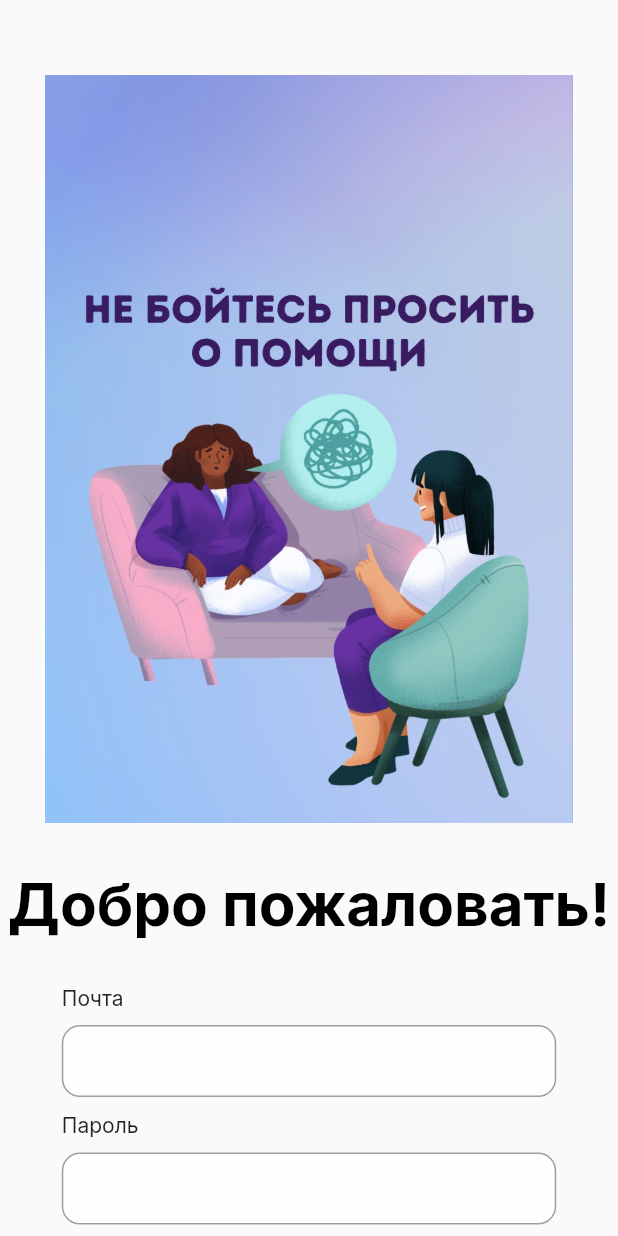
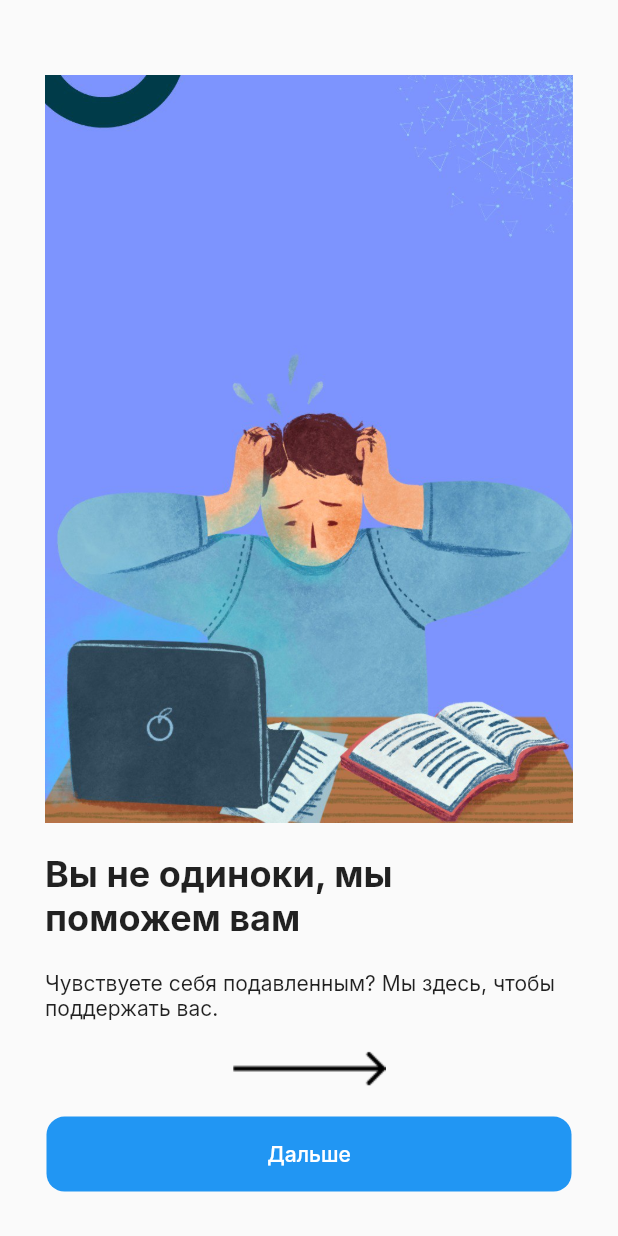
Before and after one commit to O-lich/BirgeApp, a Flutter app: the screen it shows after launch, on a phone screen of 412 x 824 dp. Run offline on Flutter 3.47's test engine with Material 2 defaults, Android fonts, the phone set to English and light mode, and no system bars; our stand-ins replace font_awesome_flutter, google_fonts, responsive_sizer; missing offline and left inert: material_color_generator.

Commit message:
Onboarding Screen added

```diff
--- a/lib/const/strings.dart
+++ b/lib/const/strings.dart
@@ -1,17 +1,3 @@
-abstract class Strings {
-  static const appName = 'Birge';
-  static const welcome = 'Добро пожаловать!';
-  static const pleaseEnterEmail = 'Пожалуйста, введите свой e-mail';
-  static const pleaseEnterPwd = 'Пожалуйста, введите пароль';
-  static const enterButton = 'Войти';
-  static const forgotPwd = 'Забыли пароль?';
-  static const personalInfo = 'Личная информация';
-  static const enterEmail = 'Введите e-mail';
-  static const enterPassword = 'Введите пароль';
-  static const email = 'Почта';
-  static const password = 'Пароль';
-}
-
 abstract class LoginScreenStrings {
   static const appName = 'Birge';
   static const welcome = 'Добро пожаловать!';
@@ -106,3 +92,9 @@ abstract class PlanScreenStrings {
   static const what = 'Задача';
   static const task = 'Напишите что хотите сделать';
 }
+
+abstract class OnBoardingScreenStrings {
+  static const youAreNotAlone = 'Вы не одиноки, мы поможем вам';
+  static const weAreHere = 'Чувствуете себя подавленным? Мы здесь, чтобы поддержать вас.';
+  static const goOn = 'Дальше';
+}
--- /dev/null
+++ b/lib/ui/screens/onboarding_screen/onboarding_screen.dart
@@ -0,0 +1,38 @@
+import 'package:flutter/material.dart';
+import 'package:responsive_sizer/responsive_sizer.dart';
+import '../../../const/strings.dart';
+import '../../widgets/buttons.dart';
+import '../../widgets/widgets.dart';
+
+class OnBoardingScreen extends StatelessWidget {
+  const OnBoardingScreen({Key? key}) : super(key: key);
+
+  @override
+  Widget build(BuildContext context) {
+    final width = Device.orientation == Orientation.landscape ? 70.w : 40.h;
+    return Scaffold(
+      body: SingleChildScrollView(
+        child: Padding(
+          padding: const EdgeInsets.all(30),
+          child: Column(
+            children: [
+              spacerHeight(20),
+              Image.asset('assets/images/onboarding_image.jpg'),
+              spacerHeight(20),
+              const Text(OnBoardingScreenStrings.youAreNotAlone, style: TextStyle(fontSize: 24, fontWeight: FontWeight.bold),),
+              spacerHeight(20),
+              const Text(OnBoardingScreenStrings.weAreHere),
+              spacerHeight(20),
+              Image.asset('assets/images/arrow.png'),
+              spacerHeight(20),
+              BlueButton(
+                onPressed: () {  },
+                width: width,
+                child: const Text(OnBoardingScreenStrings.goOn),)
+            ],
+          ),
+        ),
+      ),
+    );
+  }
+}
--- a/lib/ui/screens/splash_screen/splash_screen.dart
+++ b/lib/ui/screens/splash_screen/splash_screen.dart
@@ -1,5 +1,6 @@
 import 'dart:async';
 import 'package:birge_app/ui/screens/login_screen/login_screen.dart';
+import 'package:birge_app/ui/screens/onboarding_screen/onboarding_screen.dart';
 import 'package:flutter/material.dart';
 import '../../style/colors/app_colors.dart';
 
@@ -28,7 +29,7 @@ class _SplashScreenState extends State<SplashScreen>  with TickerProviderStateMi
     Timer(
         const Duration(seconds: 3),
         () => Navigator.of(context).pushReplacement(MaterialPageRoute(
-            builder: (BuildContext context) => LoginScreen())));
+            builder: (BuildContext context) => OnBoardingScreen())));
   }
   @override
   dispose() {
```
Also changed, not shown: assets/images/arrow.png (added).
